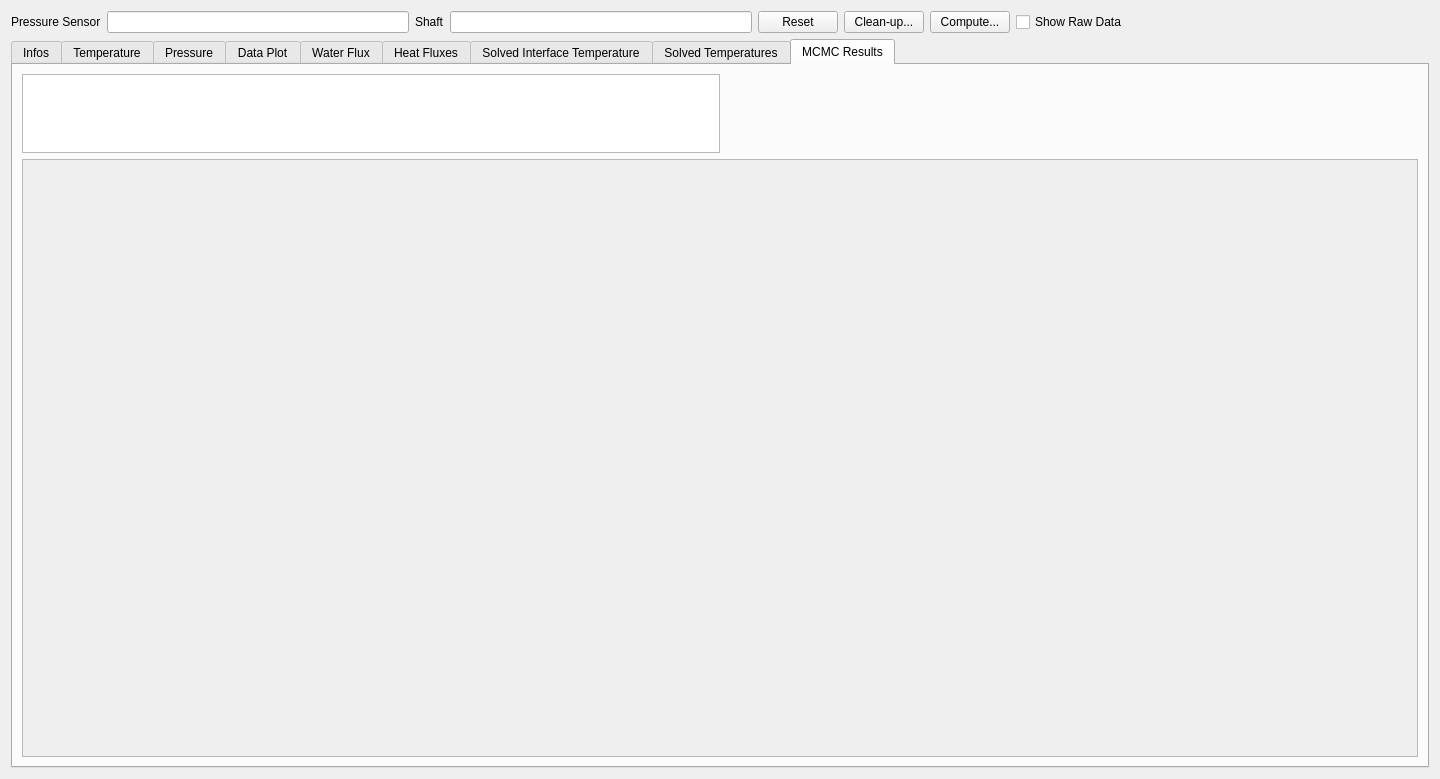
The window that molonaviz/widgetpoint.ui (SandraClodion/projet_molonaviz) describes before a commit, drawn with Qt 5.
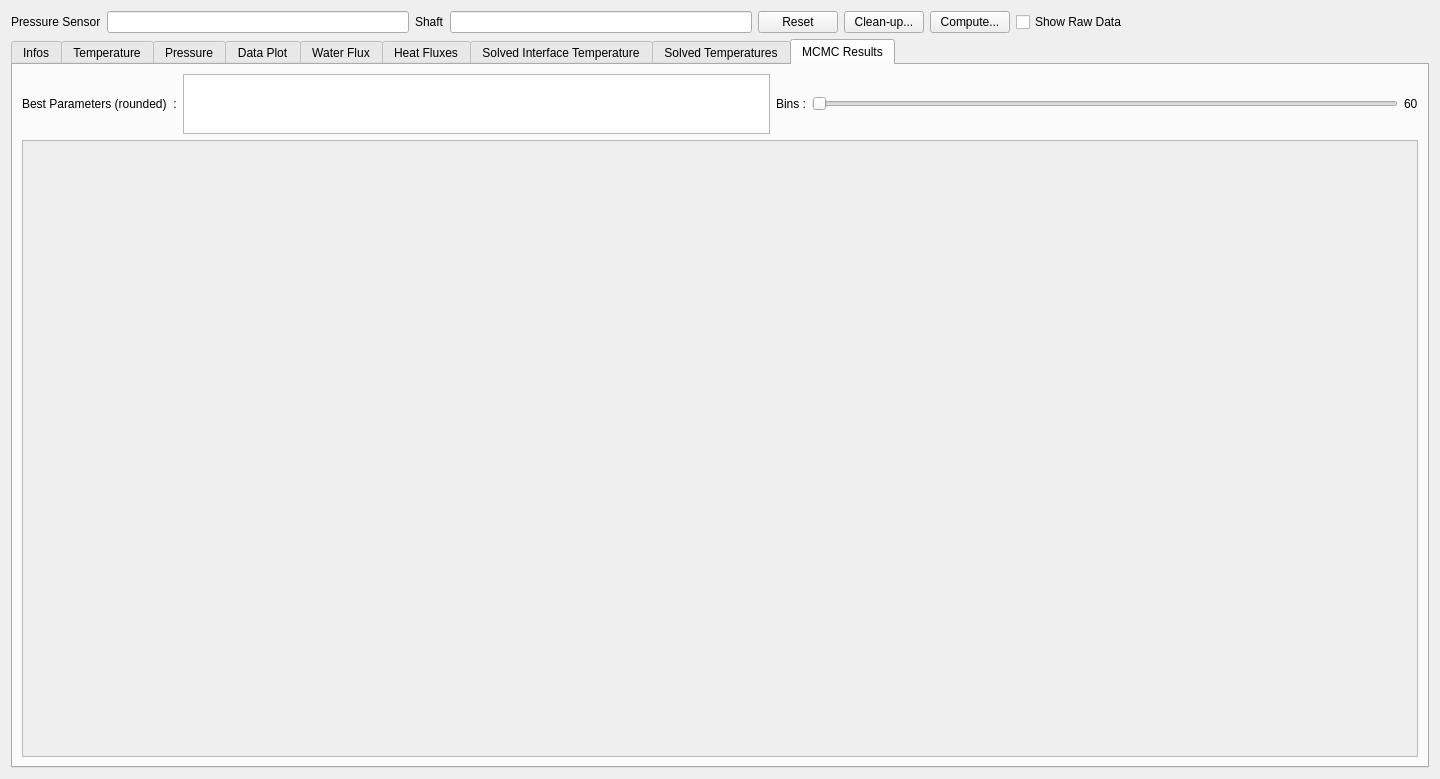
The same window after the commit. The open tabs and pages were chosen to show the change.

```diff
--- a/molonaviz/widgetpoint.ui
+++ b/molonaviz/widgetpoint.ui
@@ -503,10 +503,17 @@
       <layout class="QVBoxLayout" name="verticalLayout_13" stretch="0,1">
        <item>
         <layout class="QHBoxLayout" name="horizontalLayout_6">
+         <item>
+          <widget class="QLabel" name="label_3">
+           <property name="text">
+            <string>Best Parameters (rounded)  :</string>
+           </property>
+          </widget>
+         </item>
          <item>
           <widget class="QTableView" name="tableViewBestParams">
            <property name="sizePolicy">
-            <sizepolicy hsizetype="Expanding" vsizetype="MinimumExpanding">
+            <sizepolicy hsizetype="Expanding" vsizetype="Fixed">
              <horstretch>0</horstretch>
              <verstretch>0</verstretch>
             </sizepolicy>
@@ -514,23 +521,31 @@
            <property name="maximumSize">
             <size>
              <width>16777215</width>
-             <height>79</height>
+             <height>60</height>
             </size>
            </property>
           </widget>
          </item>
          <item>
-          <spacer name="horizontalSpacer_2">
+          <widget class="QLabel" name="label_4">
+           <property name="text">
+            <string>Bins :</string>
+           </property>
+          </widget>
+         </item>
+         <item>
+          <widget class="QSlider" name="horizontalSliderBins">
            <property name="orientation">
             <enum>Qt::Horizontal</enum>
            </property>
-           <property name="sizeHint" stdset="0">
-            <size>
-             <width>40</width>
-             <height>20</height>
-            </size>
+          </widget>
+         </item>
+         <item>
+          <widget class="QLabel" name="label_5">
+           <property name="text">
+            <string>60</string>
            </property>
-          </spacer>
+          </widget>
          </item>
         </layout>
        </item>
@@ -545,7 +560,7 @@
             <x>0</x>
             <y>0</y>
             <width>1368</width>
-            <height>558</height>
+            <height>577</height>
            </rect>
           </property>
           <property name="sizePolicy">
```
Left out of the diff: 2 changed lines with no effect on the pictures.
